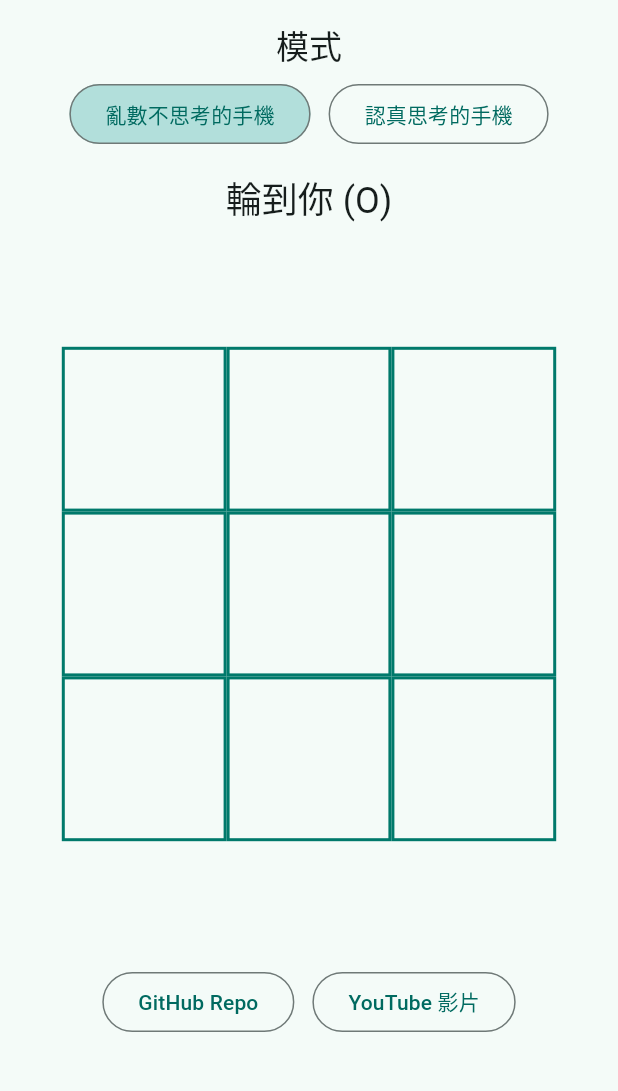
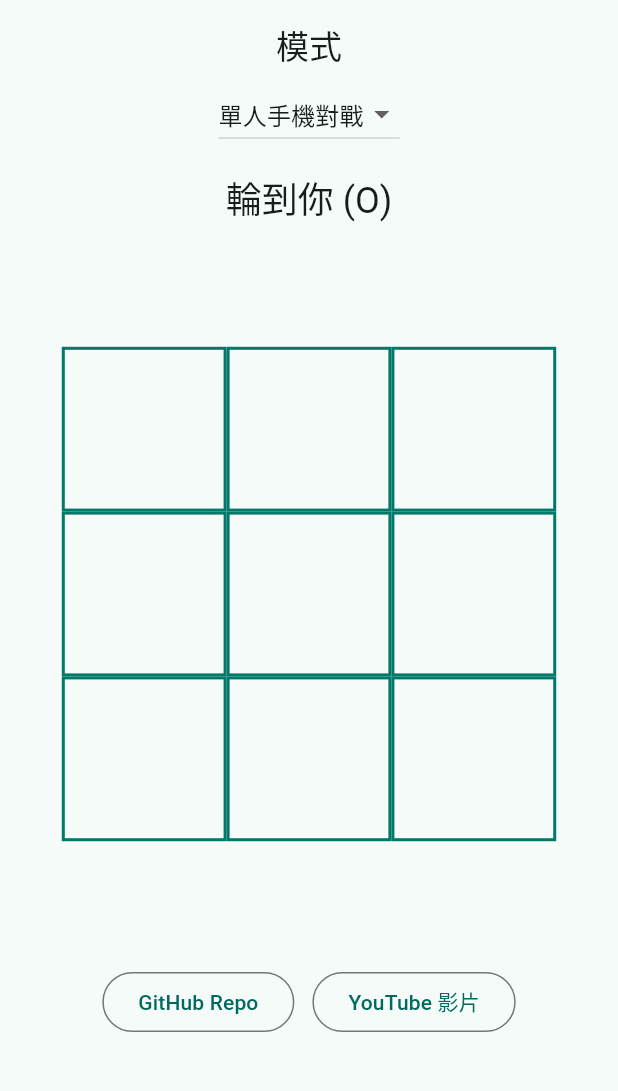
Before and after one commit to ry2050/myopen-app-game-tictactoe, a Flutter app: the screen it shows after launch, on a phone screen of 412 x 824 dp, the part 84-1175 px from its top. Run offline on Flutter 3.47's test engine with Material 3 defaults, Android fonts, the phone set to English and light mode, and no system bars; our stand-ins replace package_info_plus.

Commit message:
add play mode - local with 2 players.

```diff
--- a/lib/main.dart
+++ b/lib/main.dart
@@ -10,6 +10,12 @@ const String _githubRepoLicenseUrl = 'https://github.com/ry2050/myopen-app-game-
 const String _authorName = 'Robert Yang - Myopen.app';
 
 late PackageInfo pkgInfo;
+
+enum GameMode {
+  single,
+  local,
+  online,
+}
 
 Future<void> _openExternalLink(BuildContext context, String url) async {
   final uri = Uri.parse(url);
@@ -74,7 +80,9 @@ class _MyHomePageState extends State<MyHomePage> {
 
   String _winner = '';
   bool _isPlayerTurn = true;
-  int _level = 0;
+  int _level = 1;
+  GameMode _mode = GameMode.single;
+  String _currentPlayer = 'O';
 
   void _resetGame() {
     setState(() {
@@ -83,14 +91,34 @@ class _MyHomePageState extends State<MyHomePage> {
       }
       _winner = '';
       _isPlayerTurn = true;
+      _currentPlayer = 'O';
     });
   }
 
   void _onTapCell(int index) {
-    if (!_isPlayerTurn || _winner.isNotEmpty || _board[index].isNotEmpty) {
+    if (_winner.isNotEmpty || _board[index].isNotEmpty) {
       return;
     }
 
+    if (_mode == GameMode.local) {
+      setState(() {
+        _board[index] = _currentPlayer;
+        _winner = _checkWinner();
+        if (_winner.isEmpty && _isBoardFull()) {
+          _winner = 'draw';
+        }
+        if (_winner.isEmpty) {
+          _currentPlayer = _currentPlayer == 'O' ? 'X' : 'O';
+        }
+      });
+      return;
+    }
+
+    if (_mode == GameMode.single && !_isPlayerTurn) {
+      return;
+    }
+
+    if (_mode == GameMode.single) {
       setState(() {
         _board[index] = 'O';
         _winner = _checkWinner();
@@ -104,6 +132,7 @@ class _MyHomePageState extends State<MyHomePage> {
 
       if (_winner.isEmpty) {
         _computerMove();
+      }
     }
   }
 
@@ -202,6 +231,77 @@ class _MyHomePageState extends State<MyHomePage> {
     return _isPlayerTurn ? '輪到你 (O)' : '手機回合 (X)';
   }
 
+  Widget _statusWidget(BuildContext context) {
+    final baseStyle = Theme.of(context).textTheme.headlineSmall;
+    if (_mode == GameMode.local) {
+      if (_winner == 'O') {
+        return Text('O 贏！', style: baseStyle);
+      }
+      if (_winner == 'X') {
+        return RichText(
+          text: TextSpan(
+            style: baseStyle,
+            children: [
+              TextSpan(
+                text: 'X',
+                style: baseStyle?.copyWith(color: Colors.red),
+              ),
+              const TextSpan(text: ' 贏！'),
+            ],
+          ),
+        );
+      }
+      if (_winner == 'draw') {
+        return Text('平手！', style: baseStyle);
+      }
+      if (_currentPlayer == 'O') {
+        return Text('輪到 O', style: baseStyle);
+      }
+      return RichText(
+        text: TextSpan(
+          style: baseStyle,
+          children: [
+            const TextSpan(text: '輪到 '),
+            TextSpan(
+              text: 'X',
+              style: baseStyle?.copyWith(color: Colors.red),
+            ),
+          ],
+        ),
+      );
+    }
+    return Text(_statusText(), style: baseStyle);
+  }
+
+  Future<void> _showComingSoonDialog() async {
+    await showDialog<void>(
+      context: context,
+      builder: (context) {
+        return AlertDialog(
+          title: const Text('雙人線上對戰'),
+          content: const Text('未來支援'),
+          actions: [
+            TextButton(
+              onPressed: () => Navigator.of(context).pop(),
+              child: const Text('知道了'),
+            ),
+          ],
+        );
+      },
+    );
+  }
+
+  String _modeLabel(GameMode mode) {
+    switch (mode) {
+      case GameMode.single:
+        return '單人手機對戰';
+      case GameMode.local:
+        return '雙人單機對戰';
+      case GameMode.online:
+        return '雙人線上對戰';
+    }
+  }
+
   @override
   Widget build(BuildContext context) {
     final size = MediaQuery.of(context).size;
@@ -234,48 +334,36 @@ class _MyHomePageState extends State<MyHomePage> {
               style: Theme.of(context).textTheme.titleLarge,
             ),
             const SizedBox(height: 8),
-            Row(
-              mainAxisAlignment: MainAxisAlignment.center,
-              children: [
-                OutlinedButton(
-                  onPressed: _winner.isEmpty
-                      ? () {
+            DropdownButton<GameMode>(
+              value: _mode,
+              items: GameMode.values
+                  .map(
+                    (mode) => DropdownMenuItem(
+                      value: mode,
+                      child: Text(_modeLabel(mode)),
+                    ),
+                  )
+                  .toList(),
+              onChanged: (mode) async {
+                if (mode == null || mode == _mode) {
+                  return;
+                }
+                if (mode == GameMode.online) {
+                  await _showComingSoonDialog();
+                  return;
+                }
                 setState(() {
-                            _level = 0;
-                          });
-                        }
-                      : null,
-                  style: OutlinedButton.styleFrom(
-                    backgroundColor:
-                        _level == 0 ? Colors.teal.shade100 : null,
-                  ),
-                  child: const Text('亂數不思考的手機'),
-                ),
-                const SizedBox(width: 12),
-                OutlinedButton(
-                  onPressed: _winner.isEmpty
-                      ? () {
-                          setState(() {
+                  _mode = mode;
                   _level = 1;
                 });
-                        }
-                      : null,
-                  style: OutlinedButton.styleFrom(
-                    backgroundColor:
-                        _level == 1 ? Colors.teal.shade100 : null,
-                  ),
-                  child: const Text('認真思考的手機'),
-                ),
-              ],
+                _resetGame();
+              },
             ),
             const SizedBox(height: 16),
             SizedBox(
               height: 32,
               child: Center(
-                child: Text(
-                  _statusText(),
-                  style: Theme.of(context).textTheme.headlineSmall,
-                ),
+                child: _statusWidget(context),
               ),
             ),
             const SizedBox(height: 12),
@@ -307,7 +395,15 @@ class _MyHomePageState extends State<MyHomePage> {
                               style: Theme.of(context)
                                   .textTheme
                                   .displayMedium
-                                  ?.copyWith(color: Colors.teal.shade900),
+                                  ?.copyWith(
+                                    color: _mode == GameMode.local
+                                        ? (_board[index] == 'X'
+                                            ? Colors.red
+                                            : _board[index] == 'O'
+                                                ? Colors.black
+                                                : Colors.teal.shade900)
+                                        : Colors.teal.shade900,
+                                  ),
                             ),
                           ),
                         ),
```
Lines whose indentation alone changed are shown as unchanged.
